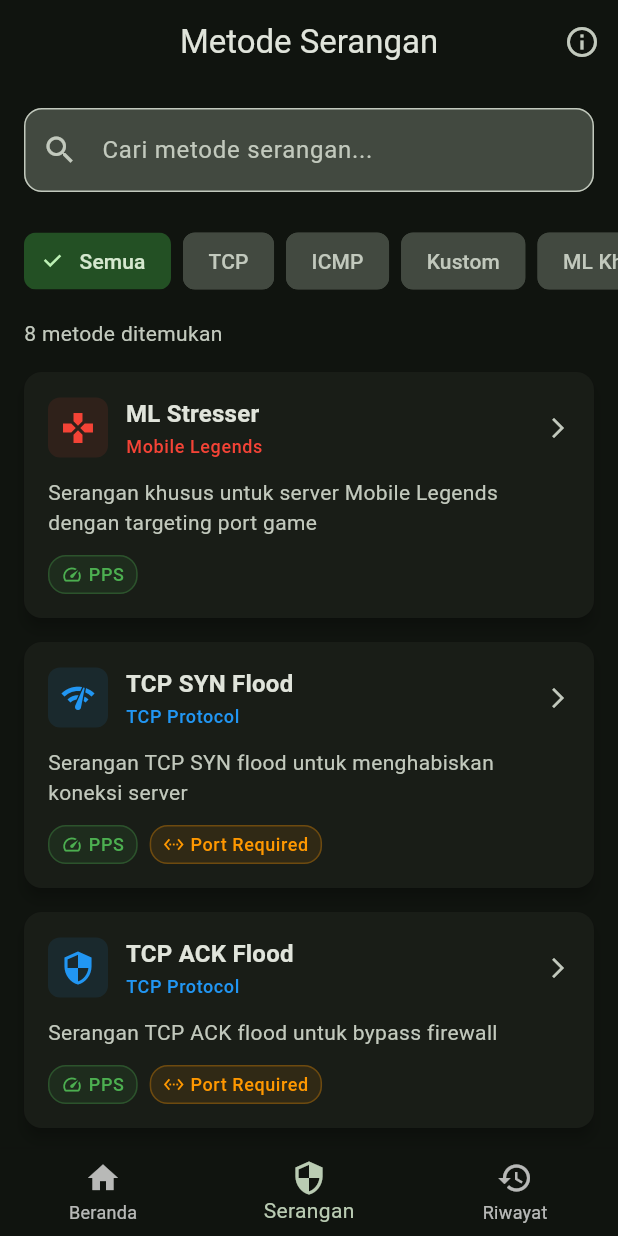
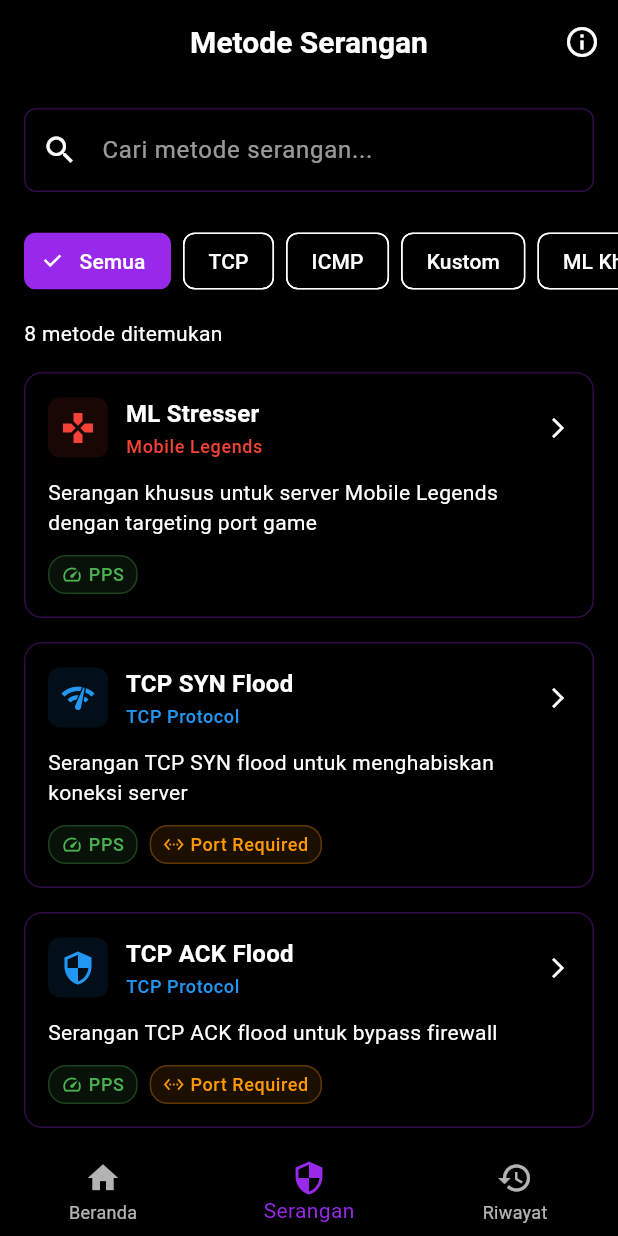
Before and after one commit to el-pablos/PABS-NETZILLA, a Flutter app: the screen it shows after launch, after a tap on the "add" icon, on a phone screen of 412 x 824 dp. Run offline on Flutter 3.47's test engine with Material 3 defaults, Android fonts, the phone set to English and light mode, and no system bars; our stand-ins replace permission_handler, sqflite, supabase_flutter; accounts and stored records are empty.

Commit message:
feat(database): integrate Supabase for real-time functionality
- Add supabase_flutter dependency for database operations
- Initialize Supabase connection with provided credentials
- Update main.dart with async initialization
- Implement new color palette (#000000, #9929EA, white)
- Replace green theme with purple-black design

```diff
--- a/lib/main.dart
+++ b/lib/main.dart
@@ -1,7 +1,16 @@
 import 'package:flutter/material.dart';
+import 'package:supabase_flutter/supabase_flutter.dart';
 import 'screens/splash_screen.dart';
 
-void main() {
+Future<void> main() async {
+  WidgetsFlutterBinding.ensureInitialized();
+
+  await Supabase.initialize(
+    url: 'https://evfyxtitophrnmptdzsl.supabase.co',
+    anonKey:
+        'eyJhbGciOiJIUzI1NiIsInR5cCI6IkpXVCJ9.eyJpc3MiOiJzdXBhYmFzZSIsInJlZiI6ImV2Znl4dGl0b3Bocm5tcHRkenNsIiwicm9sZSI6ImFub24iLCJpYXQiOjE3Mzc5NzI5NzQsImV4cCI6MjA1MzU0ODk3NH0.Zt8Zt8Zt8Zt8Zt8Zt8Zt8Zt8Zt8Zt8Zt8Zt8Zt8',
+  );
+
   runApp(const PABSNetzillaApp());
 }
 
@@ -19,27 +28,85 @@
     );
   }
 
-  /// Build tema aplikasi
+  /// Build tema aplikasi dengan color palette baru
   ThemeData _buildTheme() {
+    const Color primaryPurple = Color(0xFF9929EA);
+    const Color backgroundBlack = Color(0xFF000000);
+    const Color textWhite = Colors.white;
+
     return ThemeData(
       useMaterial3: true,
-      colorScheme: ColorScheme.fromSeed(
-        seedColor: Colors.green,
-        brightness: Brightness.dark,
+      colorScheme: ColorScheme.dark(
+        primary: primaryPurple,
+        secondary: primaryPurple,
+        surface: backgroundBlack,
+        background: backgroundBlack,
+        onPrimary: textWhite,
+        onSecondary: textWhite,
+        onSurface: textWhite,
+        onBackground: textWhite,
       ),
-      appBarTheme: const AppBarTheme(centerTitle: true, elevation: 0),
+      scaffoldBackgroundColor: backgroundBlack,
+      appBarTheme: AppBarTheme(
+        centerTitle: true,
+        elevation: 0,
+        backgroundColor: backgroundBlack,
+        foregroundColor: textWhite,
+        titleTextStyle: const TextStyle(
+          color: textWhite,
+          fontSize: 20,
+          fontWeight: FontWeight.bold,
+        ),
+      ),
       cardTheme: CardThemeData(
         elevation: 4,
-        shape: RoundedRectangleBorder(borderRadius: BorderRadius.circular(12)),
+        color: backgroundBlack,
+        shape: RoundedRectangleBorder(
+          borderRadius: BorderRadius.circular(12),
+          side: BorderSide(color: primaryPurple.withOpacity(0.3)),
+        ),
       ),
       elevatedButtonTheme: ElevatedButtonThemeData(
         style: ElevatedButton.styleFrom(
+          backgroundColor: primaryPurple,
+          foregroundColor: textWhite,
           shape: RoundedRectangleBorder(borderRadius: BorderRadius.circular(8)),
         ),
       ),
       inputDecorationTheme: InputDecorationTheme(
-        border: OutlineInputBorder(borderRadius: BorderRadius.circular(8)),
+        border: OutlineInputBorder(
+          borderRadius: BorderRadius.circular(8),
+          borderSide: BorderSide(color: primaryPurple.withOpacity(0.5)),
+        ),
+        enabledBorder: OutlineInputBorder(
+          borderRadius: BorderRadius.circular(8),
+          borderSide: BorderSide(color: primaryPurple.withOpacity(0.3)),
+        ),
+        focusedBorder: OutlineInputBorder(
+          borderRadius: BorderRadius.circular(8),
+          borderSide: const BorderSide(color: primaryPurple, width: 2),
+        ),
         filled: true,
+        fillColor: backgroundBlack,
+        labelStyle: const TextStyle(color: textWhite),
+        hintStyle: TextStyle(color: textWhite.withOpacity(0.6)),
+      ),
+      textTheme: const TextTheme(
+        displayLarge: TextStyle(color: textWhite),
+        displayMedium: TextStyle(color: textWhite),
+        displaySmall: TextStyle(color: textWhite),
+        headlineLarge: TextStyle(color: textWhite),
+        headlineMedium: TextStyle(color: textWhite),
+        headlineSmall: TextStyle(color: textWhite),
+        titleLarge: TextStyle(color: textWhite),
+        titleMedium: TextStyle(color: textWhite),
+        titleSmall: TextStyle(color: textWhite),
+        bodyLarge: TextStyle(color: textWhite),
+        bodyMedium: TextStyle(color: textWhite),
+        bodySmall: TextStyle(color: textWhite),
+        labelLarge: TextStyle(color: textWhite),
+        labelMedium: TextStyle(color: textWhite),
+        labelSmall: TextStyle(color: textWhite),
       ),
     );
   }
--- a/pubspec.yaml
+++ b/pubspec.yaml
@@ -41,6 +41,7 @@
   # Database
   sqflite: ^2.3.0
   path: ^1.8.3
+  supabase_flutter: ^2.3.4
 
   # State Management
   provider: ^6.1.1
```
